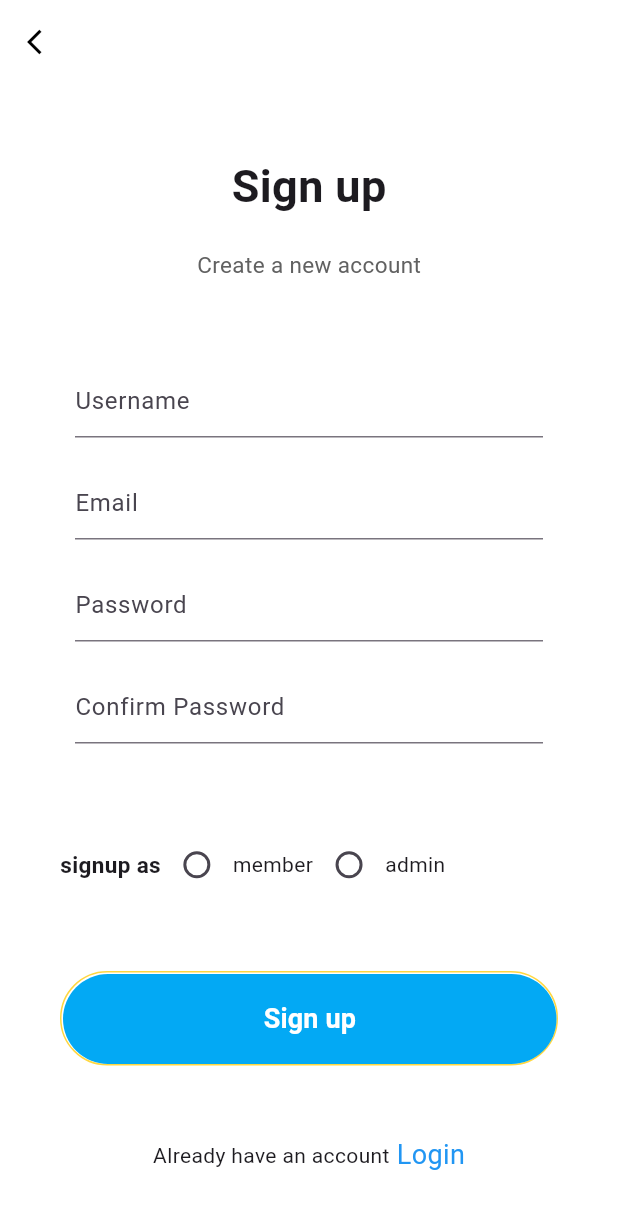
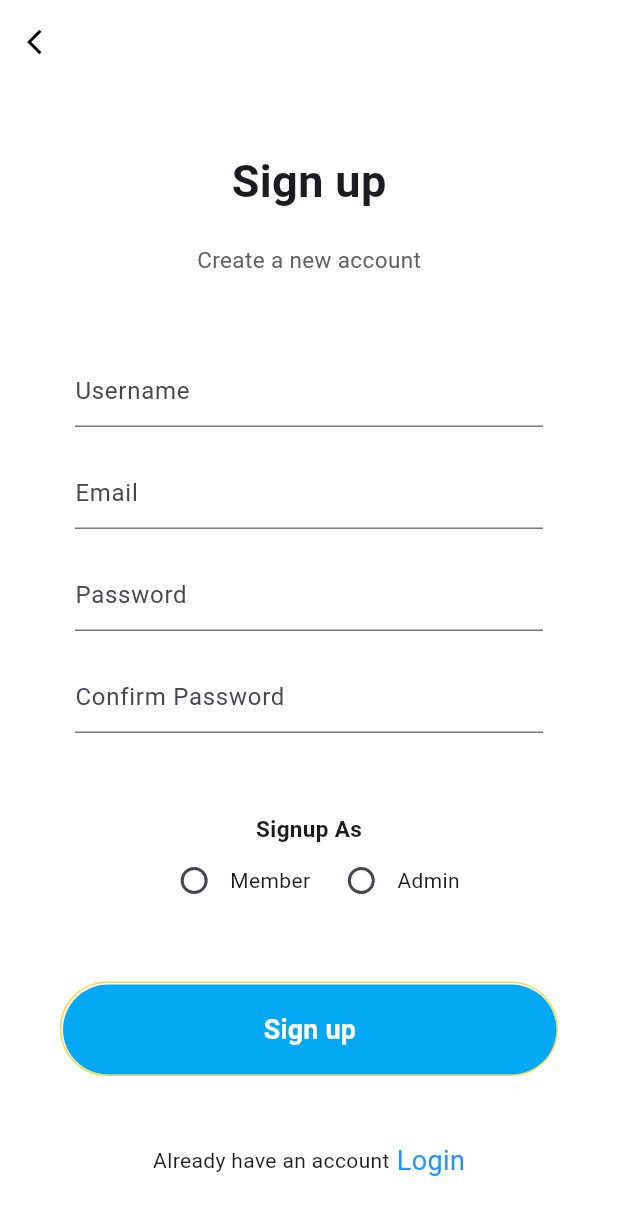
Before and after one commit to Efamamo/flutter-2024-proj-votesphere, a Flutter app: the SignUpPage screen opened directly, on a phone screen of 412 x 824 dp. Shown: the top 1215 px of the screen. Run offline on Flutter 3.47's test engine with Material 3 defaults, Android fonts, the phone set to English and light mode, and no system bars; our stand-ins replace animated_text_kit.

```diff
--- a/vote_sphere/lib/presentation/screens/signUp.dart
+++ b/vote_sphere/lib/presentation/screens/signUp.dart
@@ -113,13 +113,16 @@ class _SignUpPageState extends State<SignUpPage> {
                                 }
                               })
                         ]))),
-                Row(
+                Column(
                   children: <Widget>[
                     Text(
-                      "signup as",
+                      "Signup As",
                       style:
                           TextStyle(fontWeight: FontWeight.bold, fontSize: 15),
                     ),
+                    Row(
+                      mainAxisAlignment: MainAxisAlignment.center,
+                      children: [
                         Row(
                           children: [
                             Radio(
@@ -130,8 +133,11 @@ class _SignUpPageState extends State<SignUpPage> {
                                     index = value;
                                   });
                                 }),
-                        Text("member")
+                            Text("Member")
                           ],
+                        ),
+                        SizedBox(
+                          width: 10,
                         ),
                         Row(
                           children: [
@@ -143,9 +149,11 @@ class _SignUpPageState extends State<SignUpPage> {
                                     index = value;
                                   });
                                 }),
-                        Text("admin")
+                            Text("Admin")
                           ],
                         )
+                      ],
+                    ),
                   ],
                 ),
                 Container(
```
Also changed, not shown: vote_sphere/lib/presentation/widgets/textfield.dart (+8 -3 lines). Lines whose indentation alone changed are shown as unchanged.
